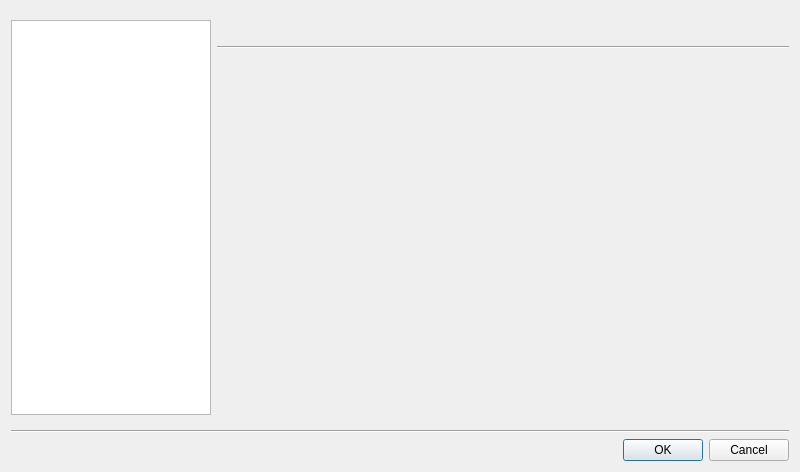
The window that src/qt/qt_settings.ui (86Box/86Box) describes before a commit, drawn with Qt 5.
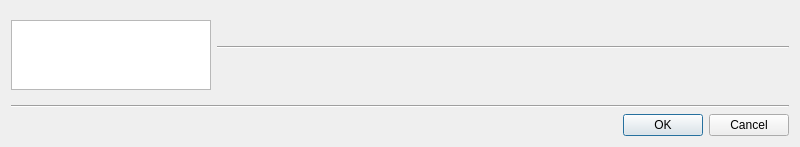
The same window after the commit.

Commit message: Settings: Attempt not hardcoding the height.

Diff of the .ui file:
```diff
--- a/src/qt/qt_settings.ui
+++ b/src/qt/qt_settings.ui
@@ -7,19 +7,19 @@
     <x>0</x>
     <y>0</y>
     <width>800</width>
-    <height>472</height>
+    <!-- <height>472</height> -->
    </rect>
   </property>
   <property name="minimumSize">
    <size>
     <width>800</width>
-    <height>472</height>
+    <!-- <height>472</height> -->
    </size>
   </property>
   <property name="maximumSize">
    <size>
     <width>800</width>
-    <height>472</height>
+    <!-- <height>472</height> -->
    </size>
   </property>
   <property name="windowTitle">
```
